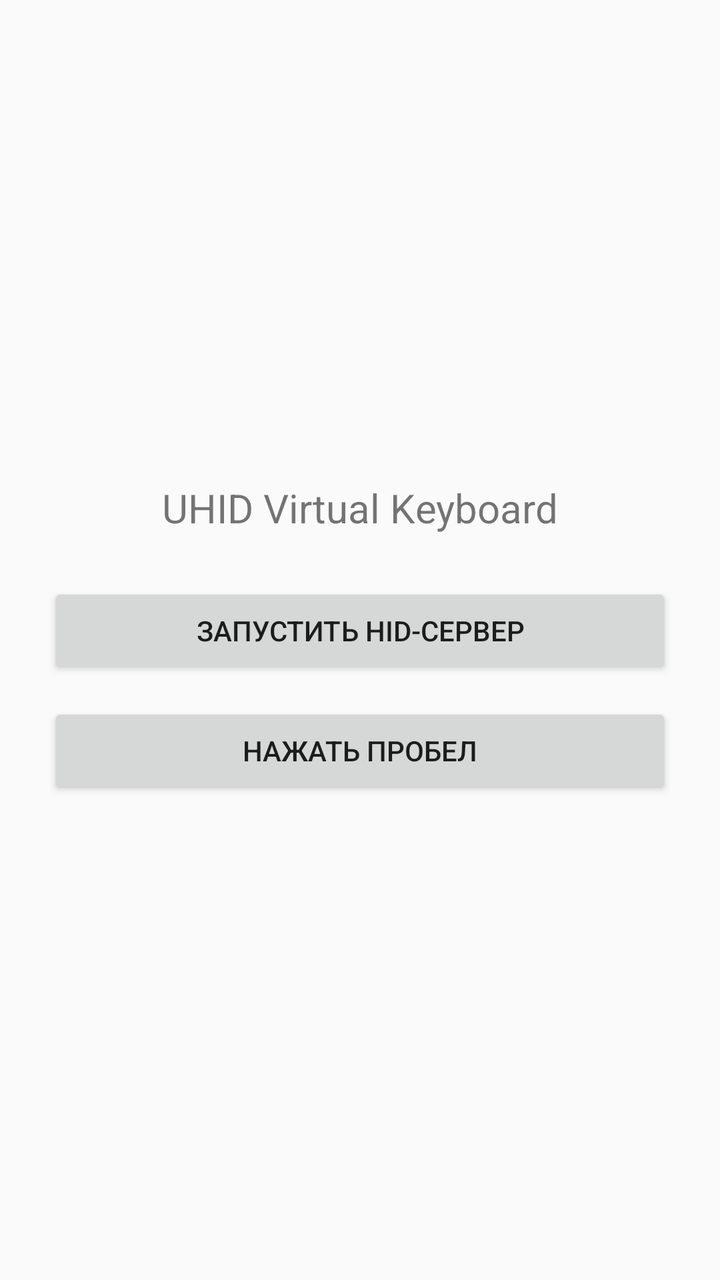
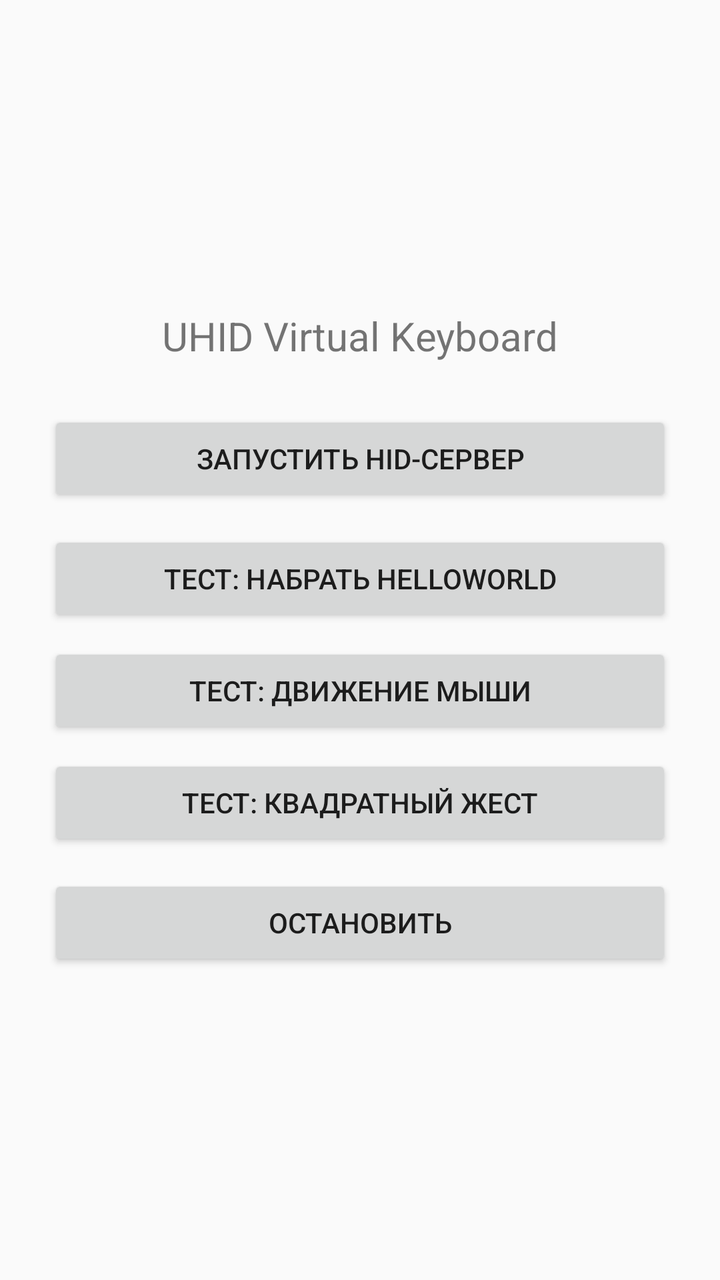

Two renders of the same Android screen: before a commit and after it. Below are the layout's source before the change and the commit's diff.
<!-- AndroidManifest.xml: application theme Theme.AppCompat.Light.DarkActionBar -->
<!-- res/layout/activity_main.xml -->
<?xml version="1.0" encoding="utf-8"?>
<LinearLayout xmlns:android="http://schemas.android.com/apk/res/android"
    android:layout_width="match_parent"
    android:layout_height="match_parent"
    android:gravity="center"
    android:orientation="vertical"
    android:padding="24dp">

    <TextView
        android:layout_width="wrap_content"
        android:layout_height="wrap_content"
        android:text="UHID Virtual Keyboard"
        android:textSize="20sp"
        android:layout_marginBottom="24dp" />

    <Button
        android:id="@+id/btnToggleServer"
        android:layout_width="match_parent"
        android:layout_height="wrap_content"
        android:text="Запустить HID-сервер" />

    <Button
        android:id="@+id/btnPressSpace"
        android:layout_width="match_parent"
        android:layout_height="wrap_content"
        android:layout_marginTop="12dp"
        android:text="Нажать Пробел" />

</LinearLayout>
<!-- resources referenced by this layout -->
<resources>

</resources>

<!-- the commit's change to res/layout/activity_main.xml (unified diff, before → after) -->
@@ -14,16 +14,37 @@
         android:layout_marginBottom="24dp" />
 
     <Button
-        android:id="@+id/btnToggleServer"
+        android:id="@+id/btnStart"
         android:layout_width="match_parent"
         android:layout_height="wrap_content"
         android:text="Запустить HID-сервер" />
 
     <Button
-        android:id="@+id/btnPressSpace"
+        android:id="@+id/btnTestKeyboard"
         android:layout_width="match_parent"
         android:layout_height="wrap_content"
         android:layout_marginTop="12dp"
-        android:text="Нажать Пробел" />
+        android:text="Тест: набрать helloworld" />
+
+    <Button
+        android:id="@+id/btnTestMouse"
+        android:layout_width="match_parent"
+        android:layout_height="wrap_content"
+        android:layout_marginTop="8dp"
+        android:text="Тест: движение мыши" />
+
+    <Button
+        android:id="@+id/btnTestTouch"
+        android:layout_width="match_parent"
+        android:layout_height="wrap_content"
+        android:layout_marginTop="8dp"
+        android:text="Тест: квадратный жест" />
+
+    <Button
+        android:id="@+id/btnStop"
+        android:layout_width="match_parent"
+        android:layout_height="wrap_content"
+        android:layout_marginTop="12dp"
+        android:text="Остановить" />
 
 </LinearLayout>
